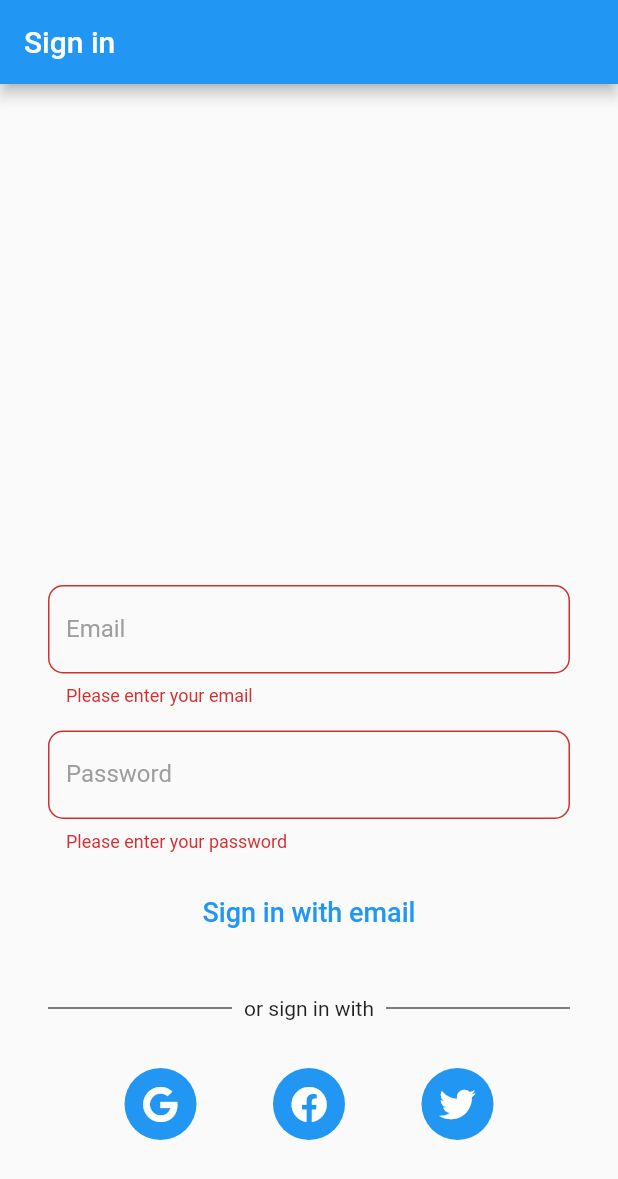
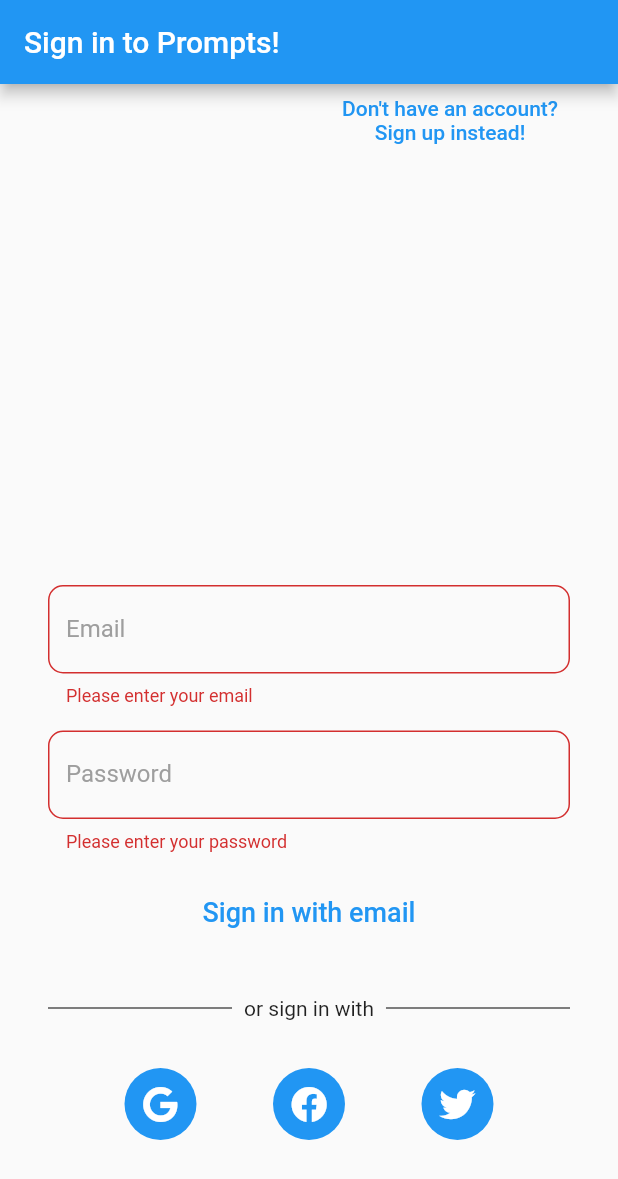
Before and after one commit to veighnsche/promptsi, a Flutter app: the screen it shows after launch, after a tap on "Sign in with email", on a phone screen of 412 x 824 dp. Shown: the top 1179 px of the screen. Run offline on Flutter 3.47's test engine with Material 2 defaults, Android fonts, the phone set to English and light mode, and no system bars; our stand-ins replace cloud_firestore, firebase_auth, firebase_core, firebase_storage, font_awesome_flutter, google_sign_in and 2 more; accounts and stored records are empty.

Commit message:
with sign up form

```diff
--- a/lib/components/forms/sign_in/buttons/email_sign_in_button.dart
+++ b/lib/components/forms/auth/buttons/email_sign_in_button.dart
@@ -1,17 +1,18 @@
 import 'package:flutter/material.dart';
 
 class EmailSignInButton extends StatelessWidget {
-  const EmailSignInButton({Key? key, required this.onSubmit}) : super(key: key);
+  const EmailSignInButton({Key? key, required this.onSubmit, required this.isSignUp}) : super(key: key);
 
   final Function() onSubmit;
+  final bool isSignUp;
 
   @override
   Widget build(BuildContext context) {
     return TextButton(
       onPressed: onSubmit,
-      child: const Text(
-        'Sign in with email',
-        style: TextStyle(
+      child: Text(
+        isSignUp ? 'Sign up with email' :'Sign in with email',
+        style: const TextStyle(
           fontSize: 18.0,
           color: Colors.blue,
         ),
--- a/lib/components/forms/sign_in/fields/password_field.dart
+++ b/lib/components/forms/auth/fields/password_field.dart
@@ -13,8 +13,12 @@ class PasswordField extends StatelessWidget {
   final TextEditingController? repeatPassword;
   final bool isSignUp;
 
+  bool get _isRepeatPassword {
+    return repeatPassword != null;
+  }
+
   String? _validator(value) {
-    if (repeatPassword != null) {
+    if (_isRepeatPassword) {
       // check if password and repeat password are the same
       if (value != repeatPassword!.text) {
         return 'Passwords do not match';
@@ -54,7 +58,9 @@ class PasswordField extends StatelessWidget {
   @override
   Widget build(BuildContext context) {
     return TextFormField(
-      decoration: InputDecorations.outline(labelText: 'Password'),
+      decoration: InputDecorations.outline(
+        labelText: _isRepeatPassword ? 'Repeat password' : 'Password',
+      ),
       controller: controller,
       validator: _validator,
       obscureText: true,
--- a/lib/components/forms/sign_in/sign_in_form.dart
+++ b/lib/components/forms/auth/sign_in_form.dart
@@ -1,7 +1,7 @@
 import 'package:flutter/material.dart';
-import 'package:prompts_game/components/forms/sign_in/buttons/email_sign_in_button.dart';
-import 'package:prompts_game/components/forms/sign_in/fields/email_field.dart';
-import 'package:prompts_game/components/forms/sign_in/fields/password_field.dart';
+import 'package:prompts_game/components/forms/auth/buttons/email_sign_in_button.dart';
+import 'package:prompts_game/components/forms/auth/fields/email_field.dart';
+import 'package:prompts_game/components/forms/auth/fields/password_field.dart';
 
 class SignInForm extends StatelessWidget {
   SignInForm({Key? key, required this.onSignInWithEmail, this.isSignUp = false})
@@ -33,13 +33,18 @@ class SignInForm extends StatelessWidget {
             controller: _password,
             isSignUp: isSignUp,
           ),
-          if (isSignUp)
+          if (isSignUp) ...[
+            const SizedBox(height: 16),
             PasswordField(
               controller: _passwordRepeat,
               repeatPassword: _password,
             ),
+          ],
           const SizedBox(height: 16),
-          EmailSignInButton(onSubmit: _onSubmit),
+          EmailSignInButton(
+            onSubmit: _onSubmit,
+            isSignUp: isSignUp,
+          ),
         ],
       ),
     );
--- a/lib/components/routers/is_signed_in_router.dart
+++ b/lib/components/routers/is_signed_in_router.dart
@@ -4,6 +4,7 @@ import 'package:firebase_auth/firebase_auth.dart';
 import 'package:flutter/material.dart';
 import 'package:prompts_game/components/routers/has_profile_router.dart';
 import 'package:prompts_game/components/scaffolds/sign_in_scaffold.dart';
+import 'package:prompts_game/services/apis/auth_api.dart';
 
 class IsSignedInRouter extends StatefulWidget {
   const IsSignedInRouter({Key? key}) : super(key: key);
@@ -17,7 +18,7 @@ class _IsSignedInRouterState extends State<IsSignedInRouter> {
 
   late StreamSubscription _authStateChanges;
 
-  void setSignedIn(bool isSignedIn) {
+  void _setSignedIn(bool isSignedIn) {
     if (_isSignedIn != isSignedIn) {
       setState(() {
         _isSignedIn = isSignedIn;
@@ -28,10 +29,7 @@ class _IsSignedInRouterState extends State<IsSignedInRouter> {
   @override
   void initState() {
     super.initState();
-    _authStateChanges =
-        FirebaseAuth.instance.authStateChanges().listen((User? user) {
-      setSignedIn(user != null);
-    });
+    _authStateChanges = AuthApi.isSingedInStream(_setSignedIn);
   }
 
   @override
--- a/lib/components/scaffolds/create_profile_scaffold.dart
+++ b/lib/components/scaffolds/create_profile_scaffold.dart
@@ -59,17 +59,9 @@ class _CreateProfileScaffoldState extends State<CreateProfileScaffold> {
       appBar: AppBar(
         title: const Text('Create Profile'),
       ),
-      body: Padding(
-        padding: const EdgeInsets.symmetric(horizontal: 40),
-        child: ListView(
-          children: [
-            const SizedBox(height: 40),
-            ProfileForm(
-              profile: profile,
-              onProfileSubmit: _createProfile,
-            ),
-          ],
-        ),
+      body: ProfileForm(
+        profile: profile,
+        onProfileSubmit: _createProfile,
       ),
     );
   }
--- a/lib/components/scaffolds/sign_in_scaffold.dart
+++ b/lib/components/scaffolds/sign_in_scaffold.dart
@@ -1,58 +1,79 @@
 import 'package:flutter/cupertino.dart';
 import 'package:flutter/material.dart';
 import 'package:prompts_game/components/builders/keyboard_visibility_builder.dart';
-import 'package:prompts_game/components/forms/sign_in/buttons/facebook_sign_in_button.dart';
-import 'package:prompts_game/components/forms/sign_in/buttons/google_sign_in_button.dart';
-import 'package:prompts_game/components/forms/sign_in/buttons/twitter_sign_in_button.dart';
-import 'package:prompts_game/components/forms/sign_in/sign_in_form.dart';
+import 'package:prompts_game/components/forms/auth/buttons/facebook_sign_in_button.dart';
+import 'package:prompts_game/components/forms/auth/buttons/google_sign_in_button.dart';
+import 'package:prompts_game/components/forms/auth/buttons/twitter_sign_in_button.dart';
+import 'package:prompts_game/components/forms/auth/sign_in_form.dart';
+import 'package:prompts_game/components/widgets/divider_text.dart';
 import 'package:prompts_game/services/apis/auth_api.dart';
 
-class SignInScaffold extends StatelessWidget {
+class SignInScaffold extends StatefulWidget {
   const SignInScaffold({Key? key}) : super(key: key);
+
+  @override
+  State<SignInScaffold> createState() => _SignInScaffoldState();
+}
+
+class _SignInScaffoldState extends State<SignInScaffold> {
+  bool _isSignUp = false;
+
+  void _toggleSignUp() {
+    setState(() {
+      _isSignUp = !_isSignUp;
+    });
+  }
 
   @override
   Widget build(BuildContext context) {
     return Scaffold(
-      appBar: AppBar(title: const Text('Sign in')),
+      appBar: AppBar(title: const Text('Sign in to Prompts!')),
       body: Center(
         child: Padding(
           padding: const EdgeInsets.symmetric(horizontal: 32),
           child: Column(
+            mainAxisAlignment: MainAxisAlignment.spaceBetween,
+            children: [
+              Row(
                 mainAxisAlignment: MainAxisAlignment.end,
                 children: [
-              SignInForm(onSignInWithEmail: AuthApi.email),
+                  TextButton(
+                    onPressed: _toggleSignUp,
+                    child: Column(
+                      children: [
+                        Text(
+                          _isSignUp
+                              ? 'Already have an account?'
+                              : 'Don\'t have an account?',
+                        ),
+                        Text(
+                          _isSignUp ? 'Sign in instead!' : 'Sign up instead!',
+                        ),
+                      ],
+                    ),
+                  ),
+                ],
+              ),
+              Column(
+                children: [
+                  SignInForm(
+                    onSignInWithEmail:
+                        _isSignUp ? AuthApi.signUp : AuthApi.email,
+                    isSignUp: _isSignUp,
+                  ),
                   const SizedBox(height: 32),
                   KeyboardVisibilityBuilder(
-                child: _CredentialsSignIn(),
                     builder: (context, child, isKeyboardVisible) {
                       if (child != null && !isKeyboardVisible) {
                         return child;
                       }
-
-                  return const SizedBox(width: 0);
+                      return const SizedBox.shrink();
                     },
+                    child: Column(
+                      children: [
+                        DividerText(
+                          _isSignUp ? 'or sign up with' : 'or sign in with',
                         ),
-            ],
-          ),
-        ),
-      ),
-    );
-  }
-}
-
-class _CredentialsSignIn extends StatelessWidget {
-  @override
-  Widget build(BuildContext context) {
-    return Column(
-      children: [
-        Row(children: const [
-          Expanded(child: Divider(color: Colors.black)),
-          Padding(
-            padding: EdgeInsets.symmetric(horizontal: 8),
-            child: Text('or sign in with'),
-          ),
-          Expanded(child: Divider(color: Colors.black)),
-        ]),
                         const SizedBox(height: 32),
                         Row(
                           mainAxisAlignment: MainAxisAlignment.spaceEvenly,
@@ -64,6 +85,14 @@ class _CredentialsSignIn extends StatelessWidget {
                         ),
                         const SizedBox(height: 64),
                       ],
+                    ),
+                  ),
+                ],
+              ),
+            ],
+          ),
+        ),
+      ),
     );
   }
 }
--- /dev/null
+++ b/lib/components/widgets/divider_text.dart
@@ -0,0 +1,19 @@
+import 'package:flutter/material.dart';
+
+class DividerText extends StatelessWidget {
+  const DividerText(this.text, {Key? key}) : super(key: key);
+
+  final String text;
+
+  @override
+  Widget build(BuildContext context) {
+    return Row(children: [
+      const Expanded(child: Divider(color: Colors.black)),
+      Padding(
+        padding: const EdgeInsets.symmetric(horizontal: 8),
+        child: Text(text),
+      ),
+      const Expanded(child: Divider(color: Colors.black)),
+    ]);
+  }
+}
--- a/lib/services/apis/auth_api.dart
+++ b/lib/services/apis/auth_api.dart
@@ -1,12 +1,37 @@
+import 'dart:async';
+
 import 'package:firebase_auth/firebase_auth.dart';
 import 'package:google_sign_in/google_sign_in.dart';
 
 class AuthApi {
-  static Future<void> email(String email, String password) async {
-    FirebaseAuth.instance.signInWithEmailAndPassword(
-      email: email,
-      password: password,
-    );
+  static StreamSubscription isSingedInStream(
+    Function(bool isSignedIn) callback,
+  ) {
+    return FirebaseAuth.instance.authStateChanges().listen((User? user) {
+      callback(user != null);
+    });
+  }
+
+  static Future<UserCredential> signUp(String email, String password) {
+    try {
+      return FirebaseAuth.instance.createUserWithEmailAndPassword(
+        email: email,
+        password: password,
+      );
+    } on FirebaseAuthException catch (_) {
+      rethrow;
+    }
+  }
+
+  static Future<UserCredential> email(String email, String password) {
+    try {
+      return FirebaseAuth.instance.signInWithEmailAndPassword(
+        email: email,
+        password: password,
+      );
+    } on FirebaseAuthException catch (_) {
+      rethrow;
+    }
   }
 
   static Future<void> google() async {
```
Also changed, not shown: lib/components/forms/auth/buttons/facebook_sign_in_button.dart (renamed from lib/components/forms/sign_in/buttons/facebook_sign_in_button.dart), lib/components/forms/auth/buttons/google_sign_in_button.dart (renamed from lib/components/forms/sign_in/buttons/google_sign_in_button.dart), lib/components/forms/auth/buttons/twitter_sign_in_button.dart (renamed from lib/components/forms/sign_in/buttons/twitter_sign_in_button.dart), lib/components/forms/auth/fields/email_field.dart (renamed from lib/components/forms/sign_in/fields/email_field.dart). Lines whose indentation alone changed are shown as unchanged.
